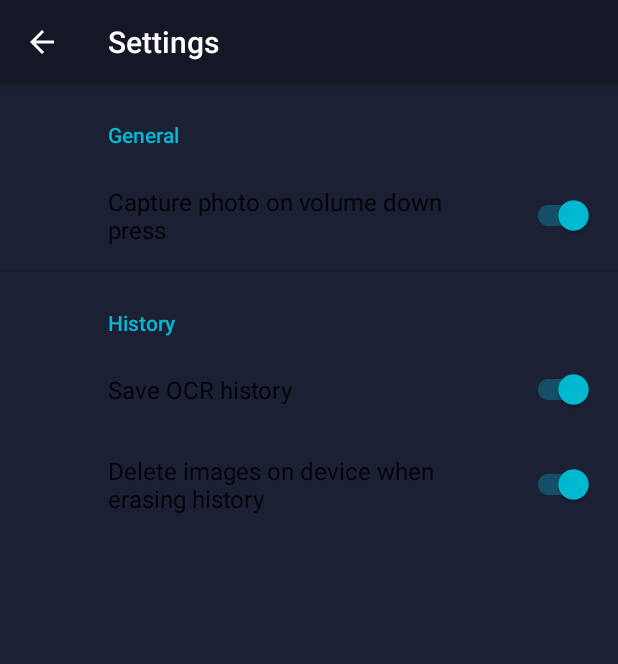
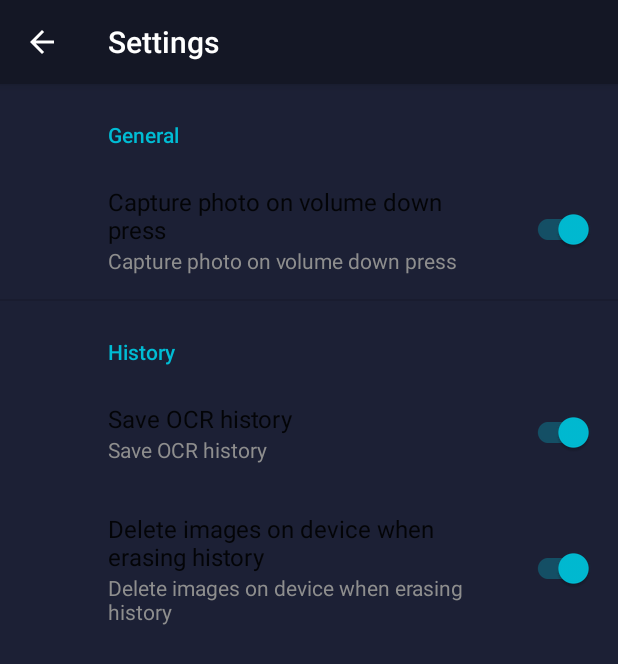
Before and after one commit to MrEliptik/camText, an Android app: the SettingsActivity screen opened directly, with no data from a screen before it, on a phone screen of 412 x 824 dp. Shown: the top 664 px of the screen. Run offline under Robolectric (Android 15) with nearby library versions, the phone set to English and light mode, and no system bars; our stand-ins replace androidx.preference.

Commit message:
fix typo and preferences text

```diff
--- a/app/src/main/res/xml/root_preferences.xml
+++ b/app/src/main/res/xml/root_preferences.xml
@@ -8,6 +8,7 @@
         <SwitchPreferenceCompat
             app:key="volume_down_capture"
             app:title="@string/volume_down_title"
+            app:summary="@string/volume_down_title"
             app:defaultValue="true"/>
 
     </PreferenceCategory>
@@ -17,11 +18,13 @@
         <SwitchPreferenceCompat
             app:key="history"
             app:title="@string/history_title"
+            app:summary="@string/history_title"
             app:defaultValue="true"/>
 
         <SwitchPreferenceCompat
             app:key="image_history"
             app:title="@string/image_history_title"
+            app:summary="@string/image_history_title"
             app:defaultValue="true"/>
 
     </PreferenceCategory>
```
Also changed, not shown: 1 other file.
